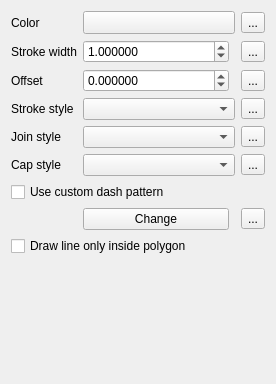
Qt form src/ui/symbollayer/widget_simpleline.ui (qgis/QGIS) before a commit.
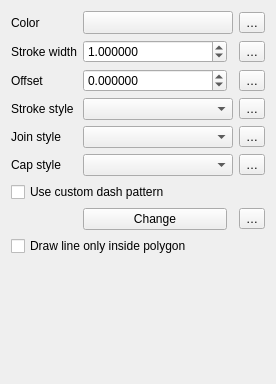
The same form after that commit. Custom widgets are drawn as their Qt base class.

Patch:
```diff
--- a/src/ui/symbollayer/widget_simpleline.ui
+++ b/src/ui/symbollayer/widget_simpleline.ui
@@ -59,7 +59,7 @@
    <item row="4" column="2">
     <widget class="QgsPropertyOverrideButton" name="mJoinStyleDDBtn">
      <property name="text">
-      <string>...</string>
+      <string>…</string>
      </property>
     </widget>
    </item>
@@ -191,7 +191,7 @@
    <item row="7" column="2">
     <widget class="QgsPropertyOverrideButton" name="mDashPatternDDBtn">
      <property name="text">
-      <string>...</string>
+      <string>…</string>
      </property>
     </widget>
    </item>
@@ -244,35 +244,35 @@
    <item row="5" column="2">
     <widget class="QgsPropertyOverrideButton" name="mCapStyleDDBtn">
      <property name="text">
-      <string>...</string>
+      <string>…</string>
      </property>
     </widget>
    </item>
    <item row="0" column="2">
     <widget class="QgsPropertyOverrideButton" name="mColorDDBtn">
      <property name="text">
-      <string>...</string>
+      <string>…</string>
      </property>
     </widget>
    </item>
    <item row="1" column="2">
     <widget class="QgsPropertyOverrideButton" name="mPenWidthDDBtn">
      <property name="text">
-      <string>...</string>
+      <string>…</string>
      </property>
     </widget>
    </item>
    <item row="3" column="2">
     <widget class="QgsPropertyOverrideButton" name="mPenStyleDDBtn">
      <property name="text">
-      <string>...</string>
+      <string>…</string>
      </property>
     </widget>
    </item>
    <item row="2" column="2">
     <widget class="QgsPropertyOverrideButton" name="mOffsetDDBtn">
      <property name="text">
-      <string>...</string>
+      <string>…</string>
      </property>
     </widget>
    </item>
```
